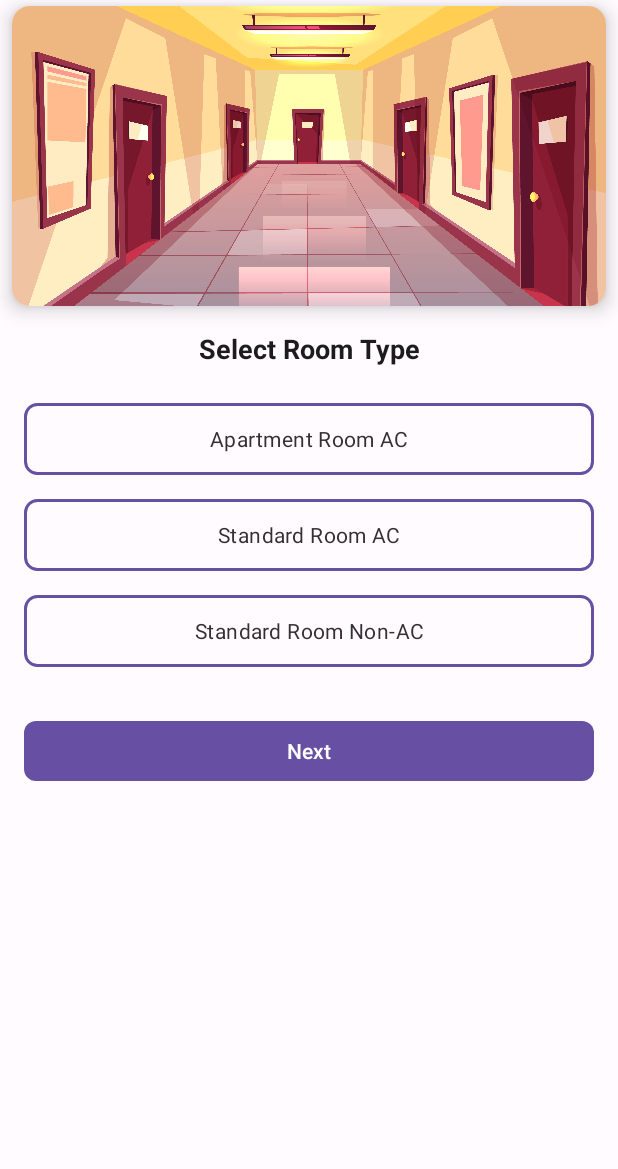
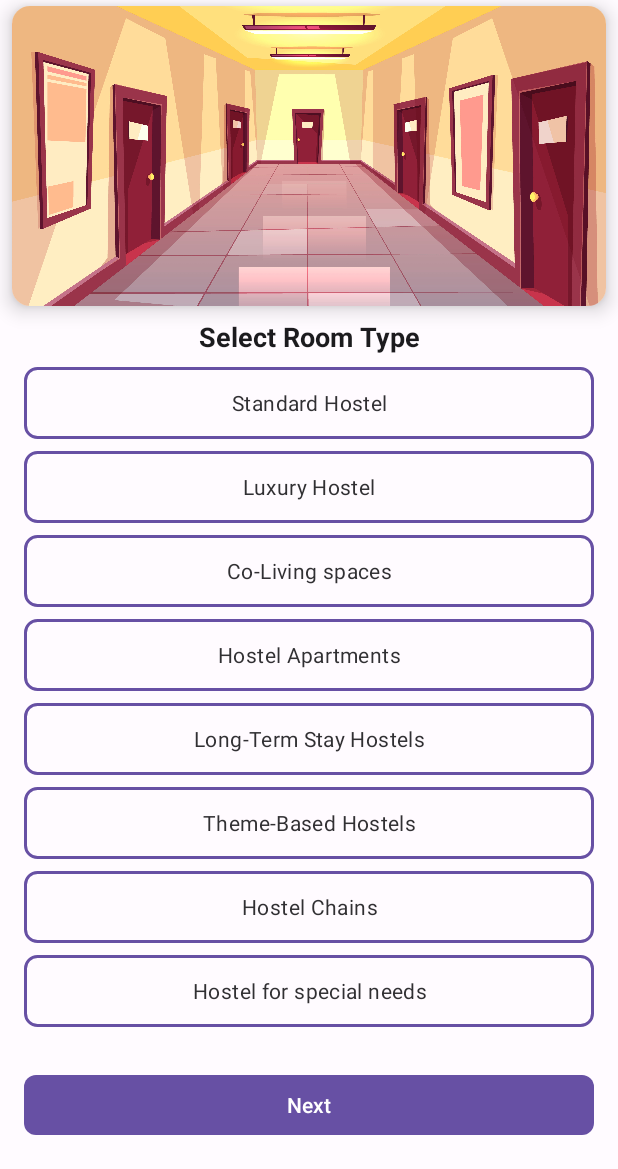
Before and after one commit to godwins3/HostelYangu, an Android app: the RoomType screen opened directly, with no data from a screen before it, on a phone screen of 412 x 824 dp, the part 67-1236 px from its top. Run offline under Robolectric (Android 15) with nearby library versions, the light colour scheme and no system bars; our stand-ins replace Firebase (no records; nobody signed in at launch, a user with empty details on screens opened directly).

Commit message:
several major updates to ui

```diff
--- a/app/build.gradle
+++ b/app/build.gradle
@@ -37,6 +37,11 @@ android {
 dependencies {
 
     implementation 'androidx.core:core-ktx:1.7.0'
+    implementation 'androidx.cardview:cardview:1.0.0'
+    implementation "androidx.lifecycle:lifecycle-runtime-ktx:2.4.0"
+    implementation "androidx.lifecycle:lifecycle-viewmodel-ktx:2.4.0"
+    implementation "androidx.lifecycle:lifecycle-livedata-ktx:2.4.0"
+
     implementation 'androidx.appcompat:appcompat:1.6.1'
     implementation 'com.google.android.material:material:1.8.0'
     implementation 'androidx.constraintlayout:constraintlayout:2.1.4'
--- a/app/src/main/java/dex/alpha/hostelyangu/db/BookingDetailsDao.kt
+++ b/app/src/main/java/dex/alpha/hostelyangu/db/BookingDetailsDao.kt
@@ -18,4 +18,7 @@ interface BookingDetailsDao {
 
     @Query("DELETE FROM bookingDetails")
     suspend fun deleteAllBookingDetails()
+
+    @Query("SELECT nameOfStudent FROM bookingDetails LIMIT 1")
+    suspend fun getStudentName(): String?
 }
--- a/app/src/main/res/layout/fragment_room_type.xml
+++ b/app/src/main/res/layout/fragment_room_type.xml
@@ -31,7 +31,7 @@
         android:id="@+id/title"
         android:layout_width="wrap_content"
         android:layout_height="wrap_content"
-        android:layout_marginTop="16dp"
+        android:layout_marginTop="8dp"
         android:text="Select Room Type"
         android:textStyle="bold"
         android:textColor="?attr/colorOnSurface"
@@ -44,7 +44,7 @@
         android:id="@+id/rgrp"
         android:layout_width="match_parent"
         android:layout_height="wrap_content"
-        android:layout_marginTop="16dp"
+        android:layout_marginTop="4dp"
         app:layout_constraintStart_toStartOf="parent"
         app:layout_constraintEnd_toEndOf="parent"
         app:layout_constraintTop_toBottomOf="@+id/title" >
@@ -53,41 +53,107 @@
             android:id="@+id/rb7"
             android:layout_marginStart="16dp"
             android:layout_marginEnd="16dp"
-            android:layout_marginTop="8dp"
-            android:layout_marginBottom="8dp"
+            android:layout_marginTop="4dp"
+            android:layout_marginBottom="4dp"
             android:layout_width="match_parent"
             android:textColor="@drawable/radio_button_text_color"
             android:layout_height="wrap_content"
             android:button="@null"
             android:textAlignment="center"
             android:background="@drawable/custom_radio_button"
-            android:text="Apartment Room AC" />
+            android:text="Standard Hostel" />
         <RadioButton
             android:id="@+id/rb8"
             android:layout_marginStart="16dp"
             android:layout_marginEnd="16dp"
-            android:layout_marginTop="8dp"
-            android:layout_marginBottom="8dp"
+            android:layout_marginTop="4dp"
+            android:layout_marginBottom="4dp"
             android:layout_width="match_parent"
             android:layout_height="wrap_content"
             android:button="@null"
             android:textColor="@drawable/radio_button_text_color"
             android:textAlignment="center"
             android:background="@drawable/custom_radio_button"
-            android:text="Standard Room AC" />
+            android:text="Luxury Hostel" />
         <RadioButton
             android:id="@+id/rb9"
             android:layout_marginStart="16dp"
             android:layout_marginEnd="16dp"
-            android:layout_marginTop="8dp"
-            android:layout_marginBottom="8dp"
+            android:layout_marginTop="4dp"
+            android:layout_marginBottom="4dp"
             android:layout_width="match_parent"
             android:textColor="@drawable/radio_button_text_color"
             android:layout_height="wrap_content"
             android:textAlignment="center"
             android:background="@drawable/custom_radio_button"
             android:button="@null"
-            android:text="Standard Room Non-AC" />
+            android:text="Co-Living spaces" />
+        <RadioButton
+            android:id="@+id/rb9"
+            android:layout_marginStart="16dp"
+            android:layout_marginEnd="16dp"
+            android:layout_marginTop="4dp"
+            android:layout_marginBottom="4dp"
+            android:layout_width="match_parent"
+            android:textColor="@drawable/radio_button_text_color"
+            android:layout_height="wrap_content"
+            android:textAlignment="center"
+            android:background="@drawable/custom_radio_button"
+            android:button="@null"
+            android:text="Hostel Apartments" />
+        <RadioButton
+            android:id="@+id/rb9"
+            android:layout_marginStart="16dp"
+            android:layout_marginEnd="16dp"
+            android:layout_marginTop="4dp"
+            android:layout_marginBottom="4dp"
+            android:layout_width="match_parent"
+            android:textColor="@drawable/radio_button_text_color"
+            android:layout_height="wrap_content"
+            android:textAlignment="center"
+            android:background="@drawable/custom_radio_button"
+            android:button="@null"
+            android:text="Long-Term Stay Hostels" />
+        <RadioButton
+            android:id="@+id/rb9"
+            android:layout_marginStart="16dp"
+            android:layout_marginEnd="16dp"
+            android:layout_marginTop="4dp"
+            android:layout_marginBottom="4dp"
+            android:layout_width="match_parent"
+            android:textColor="@drawable/radio_button_text_color"
+            android:layout_height="wrap_content"
+            android:textAlignment="center"
+            android:background="@drawable/custom_radio_button"
+            android:button="@null"
+            android:text="Theme-Based Hostels" />
+        <RadioButton
+            android:id="@+id/rb9"
+            android:layout_marginStart="16dp"
+            android:layout_marginEnd="16dp"
+            android:layout_marginTop="4dp"
+            android:layout_marginBottom="4dp"
+            android:layout_width="match_parent"
+            android:textColor="@drawable/radio_button_text_color"
+            android:layout_height="wrap_content"
+            android:textAlignment="center"
+            android:background="@drawable/custom_radio_button"
+            android:button="@null"
+            android:text="Hostel Chains" />
+        <RadioButton
+            android:id="@+id/rb9"
+            android:layout_marginStart="16dp"
+            android:layout_marginEnd="16dp"
+            android:layout_marginTop="4dp"
+            android:layout_marginBottom="4dp"
+            android:layout_width="match_parent"
+            android:textColor="@drawable/radio_button_text_color"
+            android:layout_height="wrap_content"
+            android:textAlignment="center"
+            android:background="@drawable/custom_radio_button"
+            android:button="@null"
+            android:text="Hostel for special needs" />
+
 
     </RadioGroup>
 
```
Also changed, not shown: app/src/main/java/dex/alpha/hostelyangu/warden/CheckStudentDetails.kt (+85 -24 lines), app/src/main/res/drawable/ic_arrow_up.xml (added, +11 -0 lines), app/src/main/res/drawable/ic_dropdown.xml (added, +11 -0 lines), app/src/main/res/layout/activity_check_student_details.xml (+56 -14 lines).
